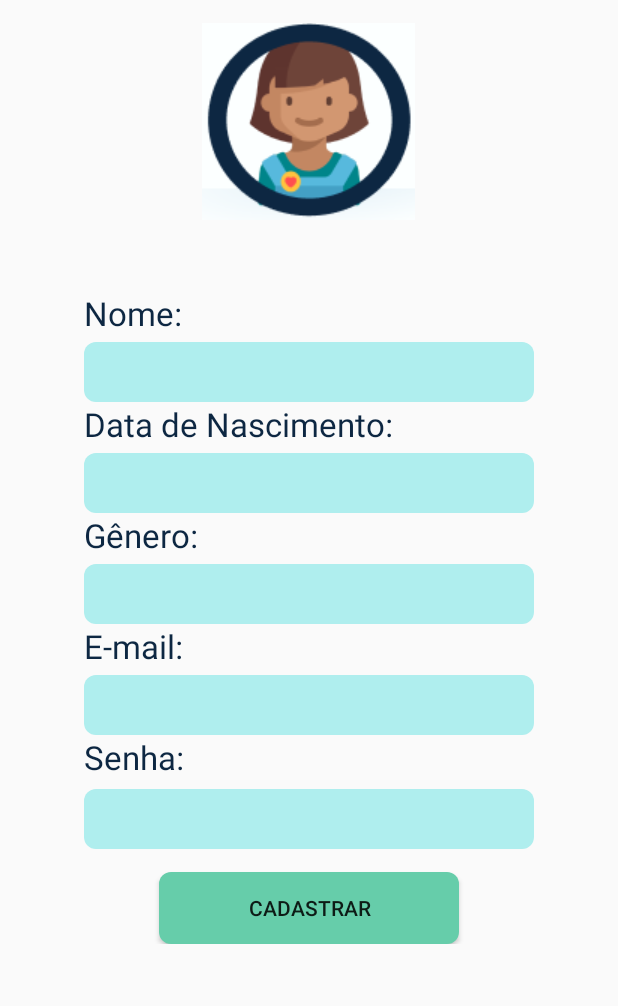
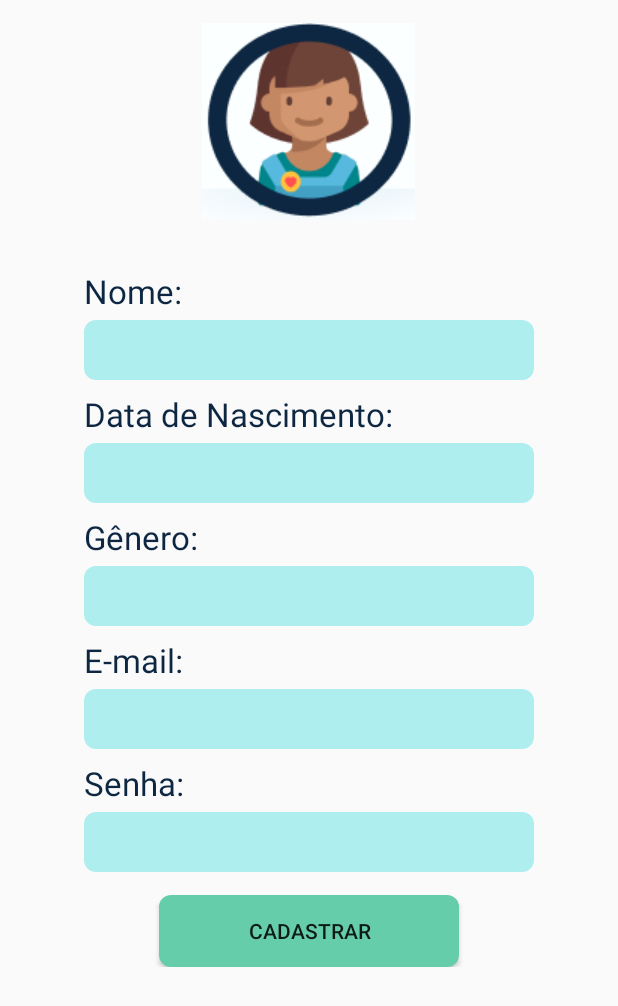
Before and after one commit to amandabriena/minhaRotina, an Android app: the screen it shows after launch (MainActivity), after a tap on "CADASTRAR", on a phone screen of 412 x 824 dp. Shown: the top 1006 px of the screen. Run offline under Robolectric (Android 15) with nearby library versions, the phone set to English and light mode, and no system bars.

Commit message:
ajustes nas dimensoes e inicio no splash screen

```diff
--- a/app/src/main/AndroidManifest.xml
+++ b/app/src/main/AndroidManifest.xml
@@ -9,7 +9,7 @@
         android:roundIcon="@mipmap/ic_launcher_round"
         android:supportsRtl="true"
         android:theme="@style/AppTheme">
-        <activity android:name=".view.MainActivity">
+        <activity android:name=".MainActivity">
             <intent-filter>
                 <action android:name="android.intent.action.MAIN" />
 
--- a/app/src/main/java/com/example/meuprojeto/view/MainActivity.java
+++ b/app/src/main/java/com/example/meuprojeto/MainActivity.java
@@ -1,4 +1,4 @@
-package com.example.meuprojeto.view;
+package com.example.meuprojeto;
 
 import androidx.appcompat.app.AppCompatActivity;
 
@@ -6,14 +6,17 @@ import android.os.Bundle;
 import android.view.View;
 import android.widget.Button;
 import android.widget.EditText;
-import android.widget.Spinner;
 import android.widget.Toast;
 
 import com.example.meuprojeto.R;
+import com.example.meuprojeto.controller.UsuarioController;
+import com.example.meuprojeto.model.Usuario;
+
 
 public class MainActivity extends AppCompatActivity {
 
     Usuario objUsuario;
+    UsuarioController controleUsuario;
 
     //Declarando variáveis
     Button btnCadatrar;
@@ -24,7 +27,7 @@ public class MainActivity extends AppCompatActivity {
         super.onCreate(savedInstanceState);
         setContentView(R.layout.activity_main);
         objUsuario = new Usuario();
-
+        controleUsuario = new UsuarioController();
         //Atrelando variáveis as views
         btnCadatrar = (Button) findViewById(R.id.btnCadastrar);
 
@@ -39,22 +42,20 @@ public class MainActivity extends AppCompatActivity {
         btnCadatrar.setOnClickListener(new View.OnClickListener() {
             @Override
             public void onClick(View v) {
-                incluirUsuario();
+                //Incluindo no objeto usuários os dados do formulário
+                incluirDadosUsuario();
 
-                String dadosUsuario;
-                dadosUsuario = "Nome: "+objUsuario.getNome()+"\n";
-                dadosUsuario = "Email: "+objUsuario.getEmail()+"\n";
-                dadosUsuario = "Data: "+objUsuario.getData()+"\n";
-                dadosUsuario = "Genero: "+objUsuario.getGenero()+"\n";
-                dadosUsuario = "Senha: "+objUsuario.getSenha()+"\n";
+                //Salvando os dados na controller
+                controleUsuario.incluirUsuario(objUsuario);
 
-                Toast.makeText(getApplicationContext(), dadosUsuario, Toast.LENGTH_LONG).show();
+                Toast.makeText(getApplicationContext(), controleUsuario.toString(), Toast.LENGTH_LONG).show();
+                limparDados();
             }
         });
 
     }
-
-    private void incluirUsuario(){
+    //Função para incluir dados no objeto usuário
+    private void incluirDadosUsuario(){
         objUsuario.setNome(nome.getText().toString());
         objUsuario.setData(data.getText().toString());
         objUsuario.setEmail(email.getText().toString());
@@ -62,4 +63,14 @@ public class MainActivity extends AppCompatActivity {
         objUsuario.setGenero(genero.getText().toString());
 
     }
+    //Função para limpar dados dos campos
+    public void limparDados(){
+        nome.setText("");
+        data.setText("");
+        email.setText("");
+        senha.setText("");
+        genero.setText("");
+
+        nome.requestFocus();
+    }
 }
--- /dev/null
+++ b/app/src/main/java/com/example/meuprojeto/controller/UsuarioController.java
@@ -0,0 +1,31 @@
+package com.example.meuprojeto.controller;
+
+import androidx.annotation.NonNull;
+
+import com.example.meuprojeto.model.Usuario;
+
+public class UsuarioController {
+    //Conectando o controle com a classe usuário
+    private Usuario usuario;
+
+    public UsuarioController(){
+        this.usuario = new Usuario();
+    }
+    //método para incluir usuário
+    public void incluirUsuario(Usuario usuario){
+        //TODO - incluindo usuário na base de dados
+        this.usuario = usuario;
+    }
+
+    @NonNull
+    @Override
+    public String toString() {
+        String dadosUsuario = "";
+        dadosUsuario += "Nome: "+this.usuario.getNome()+"\n";
+        dadosUsuario += "Email: "+this.usuario.getEmail()+"\n";
+        dadosUsuario += "Data: "+this.usuario.getData()+"\n";
+        dadosUsuario += "Genero: "+this.usuario.getGenero()+"\n";
+        dadosUsuario += "Senha: "+this.usuario.getSenha()+"\n";
+        return dadosUsuario;
+    }
+}
--- a/app/src/main/java/com/example/meuprojeto/view/Usuario.java
+++ b/app/src/main/java/com/example/meuprojeto/model/Usuario.java
@@ -1,4 +1,4 @@
-package com.example.meuprojeto.view;
+package com.example.meuprojeto.model;
 
 public class Usuario {
     private String nome;
--- a/app/src/main/res/layout/activity_main.xml
+++ b/app/src/main/res/layout/activity_main.xml
@@ -4,7 +4,7 @@
     xmlns:tools="http://schemas.android.com/tools"
     android:layout_width="match_parent"
     android:layout_height="match_parent"
-    tools:context=".view.MainActivity">
+    tools:context=".MainActivity">
     <FrameLayout
         android:layout_width="match_parent"
         android:layout_height="match_parent"
@@ -39,9 +39,9 @@
 
         <EditText
             android:id="@+id/nome"
-            android:layout_width="300dp"
-            android:layout_height="40dp"
-            android:layout_marginTop="8dp"
+            android:layout_width="@dimen/width_edit"
+            android:layout_height="@dimen/height_edit"
+            android:layout_marginTop="@dimen/margin_top_cadastro"
             android:background="@drawable/edit_round" />
 
         <TextView
@@ -49,13 +49,14 @@
             android:layout_width="wrap_content"
             android:layout_height="26dp"
             android:text="@string/data"
+            android:layout_marginTop="@dimen/margin_top_cadastro"
             android:textAppearance="@style/label" />
 
         <EditText
             android:id="@+id/data"
-            android:layout_width="300dp"
-            android:layout_height="40dp"
-            android:layout_marginTop="8dp"
+            android:layout_width="@dimen/width_edit"
+            android:layout_height="@dimen/height_edit"
+            android:layout_marginTop="@dimen/margin_top_cadastro"
             android:background="@drawable/edit_round"
             android:inputType="date" />
 
@@ -64,13 +65,14 @@
             android:layout_width="wrap_content"
             android:layout_height="26dp"
             android:text="@string/genero"
+            android:layout_marginTop="@dimen/margin_top_cadastro"
             android:textAppearance="@style/label" />
 
         <EditText
             android:id="@+id/genero"
-            android:layout_width="300dp"
-            android:layout_height="40dp"
-            android:layout_marginTop="8dp"
+            android:layout_width="@dimen/width_edit"
+            android:layout_height="@dimen/height_edit"
+            android:layout_marginTop="@dimen/margin_top_cadastro"
             android:background="@drawable/edit_round" />
 
         <TextView
@@ -78,13 +80,14 @@
             android:layout_width="wrap_content"
             android:layout_height="26dp"
             android:text="@string/e_mail"
+            android:layout_marginTop="@dimen/margin_top_cadastro"
             android:textAppearance="@style/label" />
 
         <EditText
             android:id="@+id/email"
-            android:layout_width="300dp"
-            android:layout_height="40dp"
-            android:layout_marginTop="8dp"
+            android:layout_width="@dimen/width_edit"
+            android:layout_height="@dimen/height_edit"
+            android:layout_marginTop="@dimen/margin_top_cadastro"
             android:background="@drawable/edit_round"
             android:inputType="textEmailAddress" />
 
@@ -92,6 +95,7 @@
             android:id="@+id/tsenha"
             android:layout_width="71dp"
             android:layout_height="26dp"
+            android:layout_marginTop="@dimen/margin_top_cadastro"
             android:text="@string/senha"
             android:textAppearance="@style/label"
 
@@ -99,9 +103,9 @@
 
         <EditText
             android:id="@+id/senha"
-            android:layout_width="300dp"
-            android:layout_height="40dp"
-            android:layout_marginTop="10dp"
+            android:layout_width="@dimen/width_edit"
+            android:layout_height="@dimen/height_edit"
+            android:layout_marginTop="@dimen/margin_top_cadastro"
             android:background="@drawable/edit_round"
             android:inputType="textPassword" />
 
--- /dev/null
+++ b/app/src/main/res/layout/splash_screen.xml
@@ -0,0 +1,33 @@
+<?xml version="1.0" encoding="utf-8"?>
+<androidx.constraintlayout.widget.ConstraintLayout
+    xmlns:android="http://schemas.android.com/apk/res/android"
+    xmlns:app="http://schemas.android.com/apk/res-auto"
+    xmlns:tools="http://schemas.android.com/tools"
+    android:layout_width="match_parent"
+    android:layout_height="match_parent">
+
+    <RelativeLayout
+        android:layout_width="match_parent"
+        android:layout_height="match_parent"
+        tools:layout_editor_absoluteX="1dp"
+        tools:layout_editor_absoluteY="1dp"
+        tools:ignore="MissingConstraints">
+
+        <ImageView
+            android:id="@+id/imageView"
+            android:layout_width="299dp"
+            android:layout_height="412dp"
+            app:srcCompat="@drawable/criancas"
+            android:layout_centerHorizontal="true"
+
+            />
+
+        <ImageView
+            android:id="@+id/imageView2"
+            android:layout_width="wrap_content"
+            android:layout_height="wrap_content"
+            app:srcCompat="@drawable/loading"
+            android:layout_below="@id/imageView"
+            android:layout_centerHorizontal="true"/>
+    </RelativeLayout>
+</androidx.constraintlayout.widget.ConstraintLayout>
--- a/app/src/main/res/values/dimens.xml
+++ b/app/src/main/res/values/dimens.xml
@@ -1,2 +1,7 @@
 <?xml version="1.0" encoding="utf-8"?>
-<resources></resources>
+<resources>
+    <dimen name="margin_top_cadastro">8dp</dimen>
+    <dimen name="width_edit">300dp</dimen>
+    <dimen name="height_edit">40dp</dimen>
+
+</resources>
```
Also changed, not shown: app/src/main/res/drawable/criancas.png (added), app/src/main/res/drawable/loading.gif (added).
